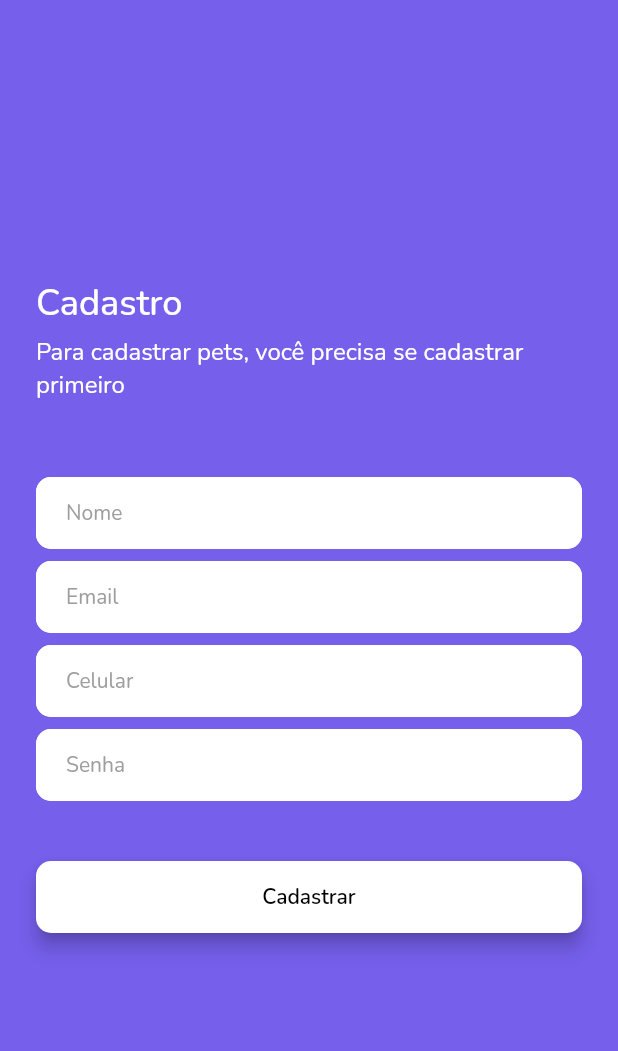
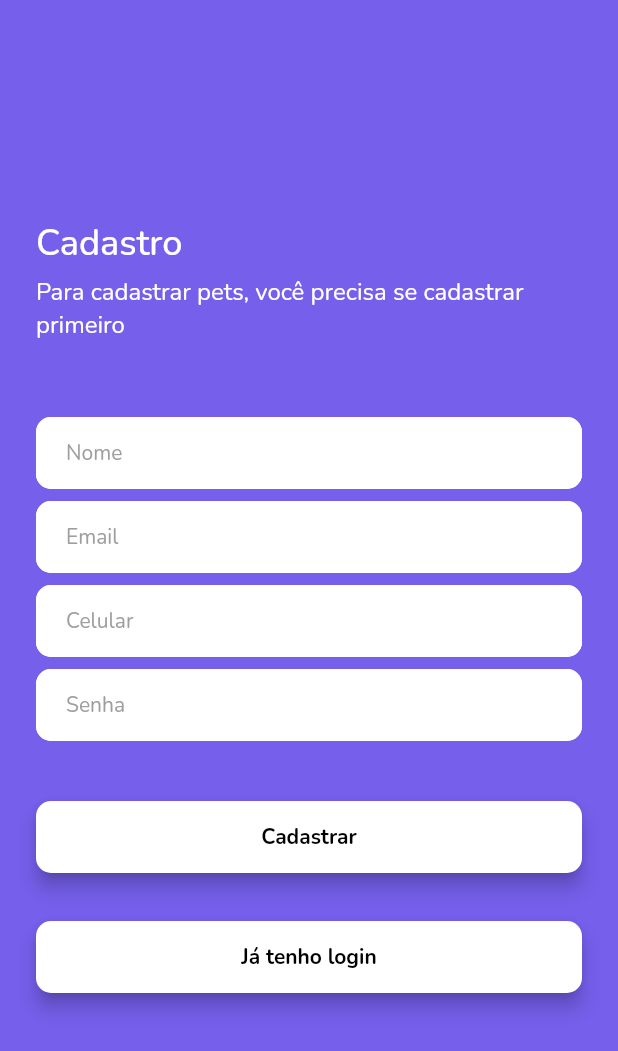
Before and after one commit to paolauande/tcc-engsoftware, a Flutter app: the RegistrationScreen screen opened by its route, on a phone screen of 412 x 824 dp. Shown: the top 1051 px of the screen. Run offline on Flutter 3.47's test engine with Material 2 defaults, Android fonts, the phone set to English and light mode, and no system bars; our stand-ins replace firebase_auth, firebase_core, modal_progress_hud; accounts and stored records are empty.

Commit message:
add botoes cadastro e login

```diff
--- a/lib/view/login_screen.dart
+++ b/lib/view/login_screen.dart
@@ -129,6 +129,12 @@ class _LoginScreenState extends State<LoginScreen> {
                       showSpinner = false;
                     });
                   }),
+              DefaultButton(
+                  colour: Colors.white,
+                  title: 'Cadastrar',
+                  onPressed: () {
+                    Navigator.pushNamed(context, 'registration_screen');
+                  }),
             ],
           ),
         ),
--- a/lib/view/signup_screen.dart
+++ b/lib/view/signup_screen.dart
@@ -164,7 +164,13 @@ class _RegistrationScreenState extends State<RegistrationScreen> {
                     showSpinner = false;
                   });
                 },
-              )
+              ),
+              DefaultButton(
+                  colour: Colors.white,
+                  title: 'Já tenho login',
+                  onPressed: () {
+                    Navigator.pushNamed(context, 'login_screen');
+                  }),
             ],
           ),
         ),
```
Also changed, not shown: pubspec.yaml (+4 -4 lines).
